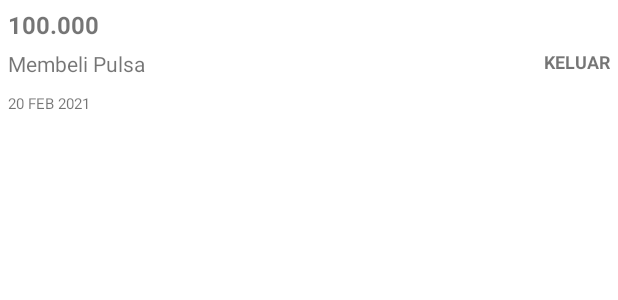
After one commit to rezkyputri/android4, an Android app: the layout list_kas.xml on its own in the app's theme, with its tools: preview values and no code run, on a phone screen of 412 x 824 dp. The commit adds this screen. Shown: the top 300 px of the screen. Run offline under Robolectric (Android 15) with nearby library versions, the phone set to English and light mode, and no system bars.

Commit message:
Menambahkan Current Date, Sqlite Helper, list kas

```diff
--- /dev/null
+++ b/app/src/main/res/layout/list_kas.xml
@@ -0,0 +1,60 @@
+<?xml version="1.0" encoding="utf-8"?>
+<LinearLayout xmlns:android="http://schemas.android.com/apk/res/android"
+    android:layout_width="match_parent"
+    android:layout_height="match_parent"
+    android:orientation="vertical"
+    android:padding="5dp">
+
+    <TextView
+        android:id="@+id/text_transaksi_id"
+        android:layout_width="wrap_content"
+        android:layout_height="wrap_content"
+        android:visibility="gone"/>
+    <TextView
+        android:id="@+id/text_jumlah"
+        android:layout_width="wrap_content"
+        android:layout_height="wrap_content"
+        android:text="100.000"
+        android:textStyle="bold"
+        android:textSize="16dp"/>
+
+    <RelativeLayout
+        android:layout_width="match_parent"
+        android:layout_height="wrap_content"
+        android:layout_marginTop="5dp">
+
+        <TextView
+            android:id="@+id/text_keterangan"
+            android:layout_width="match_parent"
+            android:layout_height="wrap_content"
+            android:layout_toLeftOf="@+id/text_status"
+            android:text="Membeli Pulsa"/>
+        <TextView
+            android:id="@+id/text_status"
+            android:layout_width="wrap_content"
+            android:layout_height="wrap_content"
+            android:layout_alignParentRight="true"
+            android:text="KELUAR"
+            android:textSize="12dp"
+            android:textStyle="bold"/>
+
+    </RelativeLayout>
+
+    <TextView
+        android:id="@+id/text_tanggal1"
+        android:layout_width="match_parent"
+        android:layout_height="wrap_content"
+        android:layout_marginTop="10dp"
+        android:text="20 FEB 2021"
+        android:textSize="10dp"/>
+    <TextView
+        android:id="@+id/text_tanggal2"
+        android:layout_width="match_parent"
+        android:layout_height="wrap_content"
+        android:visibility="gone"/>
+
+
+
+
+
+</LinearLayout>
```
Also changed, not shown: app/src/main/java/com/rezkyputriamalia/uangkassqlite/AddActivity.java (+65 -0 lines), app/src/main/java/com/rezkyputriamalia/uangkassqlite/MainActivity.java (+61 -0 lines), app/src/main/java/com/rezkyputriamalia/uangkassqlite/helper/CurrentDate.java (added, +26 -0 lines), app/src/main/java/com/rezkyputriamalia/uangkassqlite/helper/SqliteHelper.java (added, +35 -0 lines).
